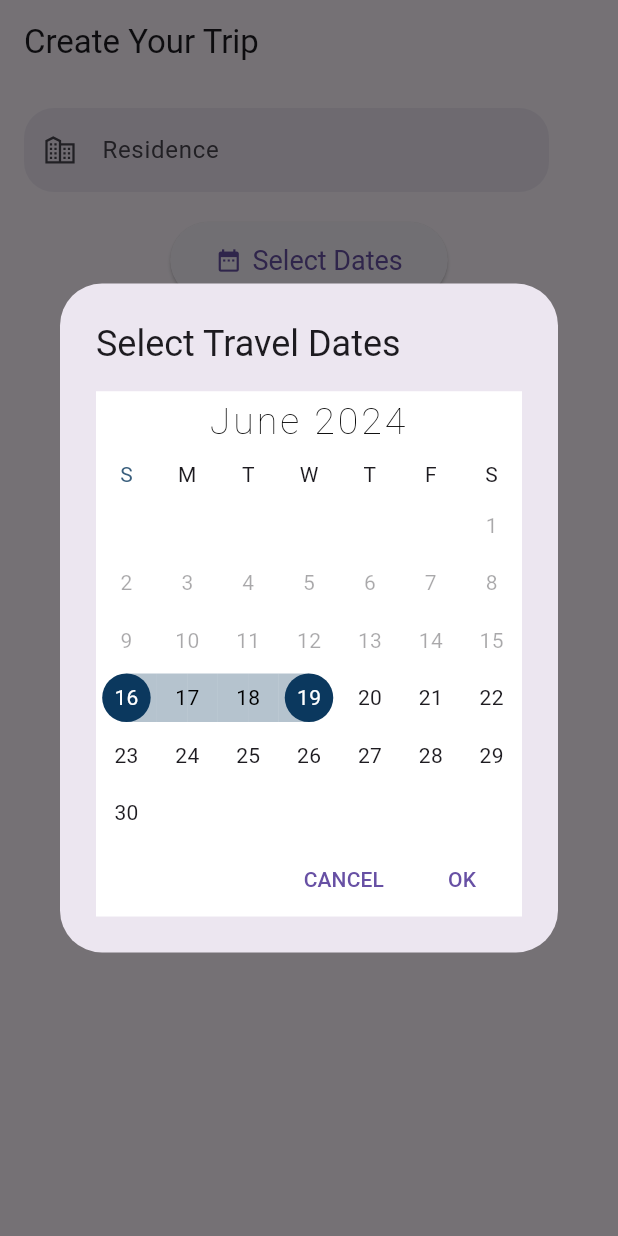
After one commit to yardensepton/easypack-frontend, a Flutter app: the screen it shows after launch, after a tap on "Select Dates", on a phone screen of 412 x 824 dp. The commit adds this screen. Run offline on Flutter 3.47's test engine with Material 3 defaults, Android fonts, the phone set to English and light mode, and no system bars; drawn by our look-alikes of syncfusion_flutter_datepicker; our stand-ins replace flutter_login, flutter_secure_storage, flutter_svg, google_nav_bar, line_icons; accounts and stored records are empty.

Commit message:
added date picker

```diff
--- a/lib/main.dart
+++ b/lib/main.dart
@@ -23,9 +23,11 @@
 //   }
 // }
 import 'package:easypack/pages/signup_login/sign_up_login_screen.dart';
+import 'package:easypack/pages/trip_planner_page.dart';
 
 import 'package:easypack/providers/auto_complete_provider.dart';
 import 'package:easypack/providers/auth_user_provider.dart';
+import 'package:easypack/providers/choose_date_range_provider.dart';
 import 'package:flutter/material.dart';
 import 'package:provider/provider.dart';
 import 'package:easypack/providers/create_user_provider.dart';
@@ -37,6 +39,7 @@ void main() {
         ChangeNotifierProvider(create: (context) => CreateUserProvider()),
         ChangeNotifierProvider(create: (context) => AutoCompleteProvider()),
         ChangeNotifierProvider(create: (context) => AuthUserProvider()),
+        ChangeNotifierProvider(create: (context) => ChooseDateRangeProvider()),
       ],
       child: const MyApp(),
     ),
@@ -49,7 +52,7 @@ class MyApp extends StatelessWidget {
   @override
   Widget build(BuildContext context) {
     return const MaterialApp(
-      home: SignUpLoginScreen(),
+      home: TripPlannerPage(),
     );
   }
 }
--- a/lib/pages/trip_planner_page.dart
+++ b/lib/pages/trip_planner_page.dart
@@ -1,7 +1,8 @@
-import 'dart:async';
+import 'package:easypack/providers/choose_date_range_provider.dart';
+import 'package:easypack/widgets/auto_complete_field.dart';
+import 'package:easypack/widgets/custom_date_picker_dialog.dart';
 import 'package:flutter/material.dart';
-import 'package:intl/intl.dart';
-
+import 'package:provider/provider.dart';
 
 class TripPlannerPage extends StatefulWidget {
   const TripPlannerPage({super.key});
@@ -12,27 +13,6 @@ class TripPlannerPage extends StatefulWidget {
 
 class _TripPlannerPageState extends State<TripPlannerPage> {
   final TextEditingController _destinationController = TextEditingController();
-  DateTime _departureDate = DateTime.now();
-  DateTime _returnDate = DateTime.now().add(const Duration(days: 1));
-  final DateFormat _dateFormat = DateFormat('yyyy-MM-dd');
-
-  Future<void> _selectDate(BuildContext context, bool isDeparture) async {
-    final DateTime? picked = await showDatePicker(
-      context: context,
-      initialDate: isDeparture ? _departureDate : _returnDate,
-      firstDate: DateTime(2020),
-      lastDate: DateTime(2030),
-    );
-    if (picked != null) {
-      setState(() {
-        if (isDeparture) {
-          _departureDate = picked;
-        } else {
-          _returnDate = picked;
-        }
-      });
-    }
-  }
 
   @override
   Widget build(BuildContext context) {
@@ -45,39 +25,34 @@ class _TripPlannerPageState extends State<TripPlannerPage> {
         child: Column(
           crossAxisAlignment: CrossAxisAlignment.start,
           children: <Widget>[
-            TextField(
-              controller: _destinationController,
-              decoration: const InputDecoration(
-                labelText: 'Destination',
-                hintText: 'Enter your travel destination',
-                border: OutlineInputBorder(),
-                prefixIcon: Icon(Icons.location_on),
-              ),
-            ),
-            const SizedBox(height: 20),
-            ListTile(
-              leading: const Icon(Icons.calendar_today),
-              title: Text('Departure Date: ${_dateFormat.format(_departureDate)}'),
-              onTap: () => _selectDate(context, true),
-            ),
-            ListTile(
-              leading: const Icon(Icons.calendar_today),
-              title: Text('Return Date: ${_dateFormat.format(_returnDate)}'),
-              onTap: () => _selectDate(context, false),
+            const SizedBox(
+              width: 350.0,
+              child: AutoCompleteField(),
             ),
             const SizedBox(height: 20),
             Center(
               child: ElevatedButton.icon(
                 onPressed: () {
-                  // Add action to save or process the trip data
-                  print('Destination: ${_destinationController.text}');
-                  print('Departure Date: ${_dateFormat.format(_departureDate)}');
-                  print('Return Date: ${_dateFormat.format(_returnDate)}');
+                  _showDatePickerDialog(context);
                 },
+                icon: const Icon(Icons.date_range),
+                label: const Text('Select Dates'),
+                style: ElevatedButton.styleFrom(
+                  padding:
+                      const EdgeInsets.symmetric(horizontal: 30, vertical: 15),
+                  textStyle: const TextStyle(fontSize: 18),
+                ),
+              ),
+            ),
+            const SizedBox(height: 20),
+            Center(
+              child: ElevatedButton.icon(
+                onPressed: () {},
                 icon: const Icon(Icons.save),
                 label: const Text('Save Trip'),
                 style: ElevatedButton.styleFrom(
-                  padding: const EdgeInsets.symmetric(horizontal: 30, vertical: 15),
+                  padding:
+                      const EdgeInsets.symmetric(horizontal: 30, vertical: 15),
                   textStyle: const TextStyle(fontSize: 18),
                 ),
               ),
@@ -87,4 +62,29 @@ class _TripPlannerPageState extends State<TripPlannerPage> {
       ),
     );
   }
+
+  void _showDatePickerDialog(BuildContext context) {
+    showDialog(
+      context: context,
+      builder: (BuildContext context) {
+        return CustomDatePickerDialog(
+          onSubmit: () {
+            _onSubmit(context);
+          },
+          onCancel: () {
+            Navigator.of(context).pop();
+          },
+        );
+      },
+    );
+  }
+
+  void _onSubmit(BuildContext context) {
+    final dateRangeProvider =
+        Provider.of<ChooseDateRangeProvider>(context, listen: false);
+    dateRangeProvider.onSubmit();
+    print(dateRangeProvider.startDate);
+    print(dateRangeProvider.endDate);
+    Navigator.of(context).pop();
+  }
 }
--- a/lib/providers/auto_complete_provider.dart
+++ b/lib/providers/auto_complete_provider.dart
@@ -46,7 +46,7 @@ class AutoCompleteProvider with ChangeNotifier {
     notifyListeners();
   }
 
-  Future<void> fetchAndShowPhoto(BuildContext context, String placeId) async {
+  Future<void> fetchCityPhoto(BuildContext context, String placeId) async {
     try {
       isLoading = true;
       notifyListeners();
--- a/lib/providers/create_trip_provider.dart
+++ b/lib/providers/create_trip_provider.dart
@@ -1,8 +1,8 @@
-import 'package:easypack/services/trip_api_service.dart';
+import 'package:easypack/services/trip_service.dart';
 import 'package:flutter/material.dart';
 
 class CreateTripProvider with ChangeNotifier{
-  final TripAPIService tripAPIService = TripAPIService();
+  final TripService tripAPIService = TripService();
   final TextEditingController destinationController = TextEditingController();
 
 
--- a/lib/services/trip_api_service.dart
+++ b/lib/services/trip_service.dart
@@ -3,7 +3,7 @@ import 'package:easypack/models/trip.dart';
 import 'package:http/http.dart' as http;
 import 'dart:convert';
 
-class TripAPIService {
+class TripService {
   // String apiUrl = 'http://localhost:8000/trips/$userId';
   String apiUrl = 'http://192.168.1.197:8000/trips';
 
--- a/lib/widgets/auto_complete_field.dart
+++ b/lib/widgets/auto_complete_field.dart
@@ -1,3 +1,4 @@
+import 'package:easypack/widgets/loading_widget.dart';
 import 'package:flutter/material.dart';
 import 'package:provider/provider.dart';
 import 'package:line_icons/line_icons.dart';
@@ -53,8 +54,8 @@ class AutoCompleteField extends StatelessWidget {
                         autoCompleteProvider.selectedCity =
                             autoCompleteProvider.autocompleteResults[index];
                              autoCompleteProvider.clearResults();
-                        await autoCompleteProvider.fetchAndShowPhoto(
-                            context, placeId);
+                        // await autoCompleteProvider.fetchCityPhoto(
+                        //     context, placeId);
 
                       },
                     ),
--- /dev/null
+++ b/lib/widgets/custom_date_picker_dialog.dart
@@ -0,0 +1,67 @@
+import 'package:easypack/providers/choose_date_range_provider.dart';
+import 'package:flutter/material.dart';
+import 'package:provider/provider.dart';
+import 'package:syncfusion_flutter_datepicker/datepicker.dart';
+
+
+class CustomDatePickerDialog extends StatelessWidget {
+  final void Function() onSubmit;
+  final void Function() onCancel;
+
+  const CustomDatePickerDialog({
+    required this.onSubmit,
+    required this.onCancel,
+    super.key,
+  });
+
+  @override
+  Widget build(BuildContext context) {
+    return AlertDialog(
+      title: const Text('Select Travel Dates'),
+      content: SizedBox(
+        width: 400,
+        height: 350,
+        child: Consumer<ChooseDateRangeProvider>(
+          builder: (context, dateRangeProvider, _) => SfDateRangePicker(
+            onSelectionChanged: (DateRangePickerSelectionChangedArgs args) {
+              dateRangeProvider.onSelectionChanged(args);
+            },
+            showActionButtons: true,
+            minDate: DateTime.now(),
+            selectionMode: DateRangePickerSelectionMode.range,
+            initialSelectedRange: dateRangeProvider.selectedRange ??
+                PickerDateRange(
+                  DateTime.now(),
+                  DateTime.now().add(const Duration(days: 3)),
+                ),
+            backgroundColor: Colors.white,
+            startRangeSelectionColor: const Color.fromARGB(255, 11, 56, 94),
+            endRangeSelectionColor: const Color.fromARGB(255, 11, 56, 94),
+            rangeSelectionColor:
+                const Color.fromARGB(255, 11, 56, 94).withOpacity(0.3),
+            todayHighlightColor: const Color.fromARGB(255, 58, 95, 125),
+            selectionTextStyle: const TextStyle(color: Colors.white),
+            rangeTextStyle: const TextStyle(color: Colors.black),
+            onSubmit: (Object? value) {
+              onSubmit();
+            },
+            onCancel: () {
+              onCancel();
+            },
+            headerStyle: const DateRangePickerHeaderStyle(
+              textAlign: TextAlign.center,
+              backgroundColor: Colors.white,
+              textStyle: TextStyle(
+                fontSize: 25,
+                fontStyle: FontStyle.normal,
+                letterSpacing: 2,
+                color: Colors.black,
+                fontWeight: FontWeight.w100,
+              ),
+            ),
+          ),
+        ),
+      ),
+    );
+  }
+}
--- a/pubspec.yaml
+++ b/pubspec.yaml
@@ -49,6 +49,7 @@ dependencies:
   # Use with the CupertinoIcons class for iOS style icons.
   cupertino_icons: ^1.0.6
   flutter_secure_storage: ^9.2.2
+  syncfusion_flutter_datepicker: ^26.1.35
 
 dev_dependencies:
   flutter_test:
```
Also changed, not shown: lib/providers/choose_date_range_provider.dart (added, +44 -0 lines).
